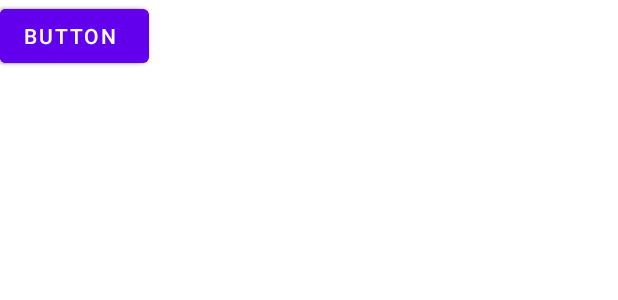
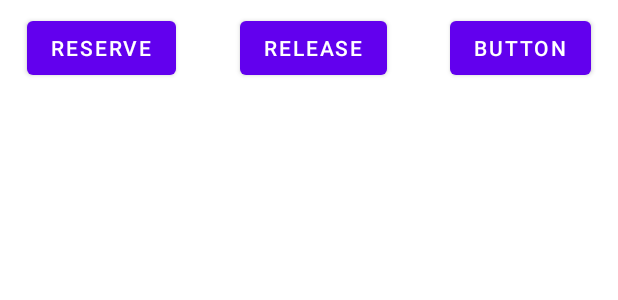
Before and after one commit to claraberriel-glbnt/MVPparking, an Android app: the layout activity_navigation.xml on its own in the app's theme, with its tools: preview values and no code run, on a phone screen of 412 x 824 dp. Shown: the top 300 px of the screen. Run offline under Robolectric (Android 15) with nearby library versions, the phone set to English and light mode, and no system bars.

Commit message:
navigation between activities and setting fragment classes

```diff
--- a/app/src/main/java/com/claraberriel/mvpparking/activities/ReleaseFragment.java
+++ /dev/null
@@ -1,6 +0,0 @@
-package com.claraberriel.mvpparking.activities;
-
-import android.app.Activity;
-
-public class ReleaseFragment extends Activity {
-}
--- a/app/src/main/java/com/claraberriel/mvpparking/activities/ReserveFragment.java
+++ /dev/null
@@ -1,6 +0,0 @@
-package com.claraberriel.mvpparking.activities;
-
-import android.app.Activity;
-
-public class ReserveFragment extends Activity {
-}
--- a/app/src/main/java/com/claraberriel/mvpparking/mvp/presenter/ParkingSizePresenter.java
+++ b/app/src/main/java/com/claraberriel/mvpparking/mvp/presenter/ParkingSizePresenter.java
@@ -25,6 +25,7 @@ public class ParkingSizePresenter {
         try {
             model.setParkingSize(view.getParkingSize());
             view.showParkAmount(model.getParkingSize());
+            view.goToNavActivity(model.getParkingSize()); //ToDo not tested
         } catch (NumberFormatException e) {
             Log.e(ParkingSizePresenter.class.getSimpleName(), e.toString());
             view.showInvalidError();
--- a/app/src/main/java/com/claraberriel/mvpparking/mvp/view/NavigationView.java
+++ b/app/src/main/java/com/claraberriel/mvpparking/mvp/view/NavigationView.java
@@ -5,8 +5,8 @@ import android.content.Context;
 import android.content.Intent;
 
 import com.claraberriel.mvpparking.R;
-import com.claraberriel.mvpparking.activities.ReleaseFragment;
-import com.claraberriel.mvpparking.activities.ReserveFragment;
+import com.claraberriel.mvpparking.fragments.ReleaseFragment;
+import com.claraberriel.mvpparking.fragments.ReserveFragment;
 import com.claraberriel.mvpparking.databinding.ActivityMainBinding;
 
 public class NavigationView extends ParkingSizeView {
--- a/app/src/main/res/layout/activity_navigation.xml
+++ b/app/src/main/res/layout/activity_navigation.xml
@@ -1,5 +1,6 @@
 <?xml version="1.0" encoding="utf-8"?>
 <androidx.constraintlayout.widget.ConstraintLayout xmlns:android="http://schemas.android.com/apk/res/android"
+    xmlns:app="http://schemas.android.com/apk/res-auto"
     xmlns:tools="http://schemas.android.com/tools"
     android:layout_width="match_parent"
     android:layout_height="match_parent"
@@ -9,31 +10,43 @@
         android:id="@+id/button_reservation"
         android:layout_width="wrap_content"
         android:layout_height="wrap_content"
+        android:layout_marginTop="8dp"
         android:text="@string/nav_btn_reserve"
-        tools:layout_editor_absoluteX="45dp"
-        tools:layout_editor_absoluteY="34dp" />
+        app:layout_constraintEnd_toStartOf="@id/button_release"
+        app:layout_constraintStart_toStartOf="parent"
+        app:layout_constraintTop_toTopOf="parent" />
 
     <Button
         android:id="@+id/button_release"
         android:layout_width="wrap_content"
         android:layout_height="wrap_content"
+        android:layout_marginStart="24dp"
+        android:layout_marginLeft="24dp"
+        android:layout_marginTop="8dp"
         android:text="@string/nav_btn_release"
-        tools:layout_editor_absoluteX="164dp"
-        tools:layout_editor_absoluteY="32dp" />
+        app:layout_constraintEnd_toStartOf="@id/button3"
+        app:layout_constraintStart_toEndOf="@id/button_reservation"
+        app:layout_constraintTop_toTopOf="parent" />
 
     <Button
         android:id="@+id/button3"
         android:layout_width="wrap_content"
         android:layout_height="wrap_content"
+        android:layout_marginStart="24dp"
+        android:layout_marginLeft="24dp"
+        android:layout_marginTop="8dp"
         android:text="Button"
-        tools:layout_editor_absoluteX="288dp"
-        tools:layout_editor_absoluteY="29dp" />
+        app:layout_constraintEnd_toEndOf="parent"
+        app:layout_constraintStart_toEndOf="@id/button_release"
+        app:layout_constraintTop_toTopOf="parent" />
 
     <FrameLayout
+        android:id="@+id/fragment_container"
         android:layout_width="409dp"
         android:layout_height="647dp"
-        tools:layout_editor_absoluteX="1dp"
-        tools:layout_editor_absoluteY="83dp">
+        app:layout_constraintBottom_toBottomOf="parent"
+        app:layout_constraintEnd_toEndOf="parent"
+        app:layout_constraintStart_toStartOf="parent">
 
     </FrameLayout>
 </androidx.constraintlayout.widget.ConstraintLayout>
--- a/app/src/main/res/layout/fragment_release.xml
+++ b/app/src/main/res/layout/fragment_release.xml
@@ -4,7 +4,7 @@
     xmlns:tools="http://schemas.android.com/tools"
     android:layout_width="match_parent"
     android:layout_height="match_parent"
-    tools:context=".activities.ReleaseFragment">
+    tools:context=".fragments.ReleaseFragment">
 
     <TextView
         android:id="@+id/textView2"
--- a/app/src/main/res/layout/fragment_reservation.xml
+++ b/app/src/main/res/layout/fragment_reservation.xml
@@ -4,7 +4,7 @@
     xmlns:tools="http://schemas.android.com/tools"
     android:layout_width="match_parent"
     android:layout_height="match_parent"
-    tools:context=".activities.ReserveFragment">
+    tools:context=".fragments.ReserveFragment">
 
     <TextView
         android:id="@+id/textView"
```
Also changed, not shown: app/src/main/java/com/claraberriel/mvpparking/activities/NavActivity.java (+10 -0 lines), app/src/main/java/com/claraberriel/mvpparking/fragments/ReleaseFragment.java (added, +24 -0 lines), app/src/main/java/com/claraberriel/mvpparking/fragments/ReserveFragment.java (added, +24 -0 lines), app/src/main/java/com/claraberriel/mvpparking/mvp/view/ParkingSizeView.java (+6 -1 lines).
